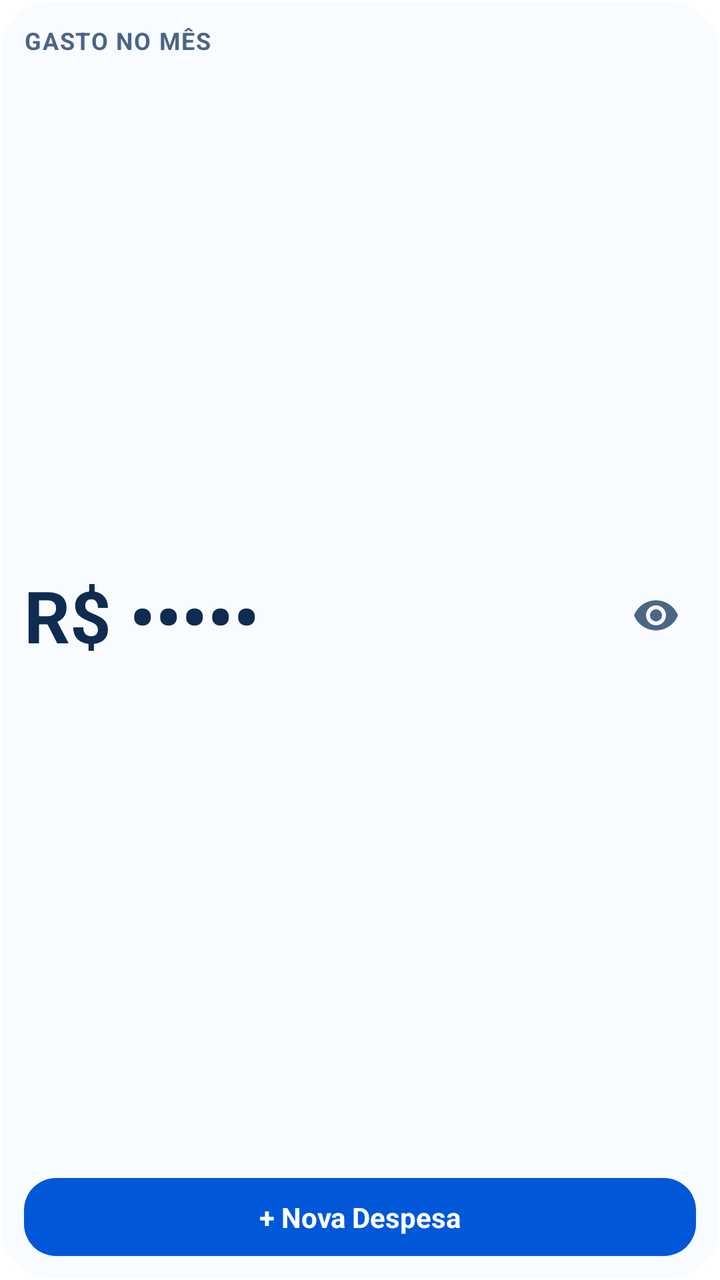
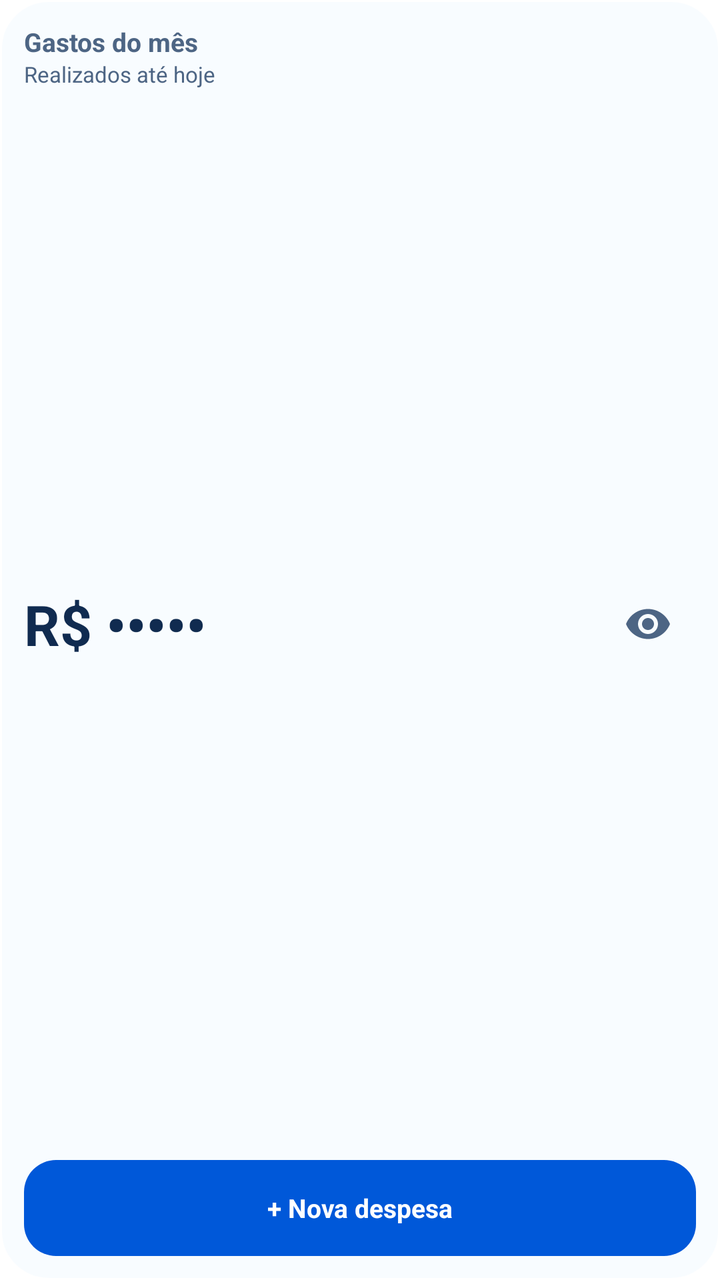

The first picture is an Android layout as it rendered before a commit; the second is the same layout after the commit. The layout source and the unified diff follow.
<!-- AndroidManifest.xml: fallback theme Theme.MaterialComponents.DayNight.NoActionBar -->
<!-- res/layout/widget_layout.xml -->
<?xml version="1.0" encoding="utf-8"?>
<LinearLayout xmlns:android="http://schemas.android.com/apk/res/android"
    android:layout_width="match_parent"
    android:layout_height="match_parent"
    android:background="@drawable/widget_background"
    android:orientation="vertical"
    android:padding="12dp">

    <LinearLayout
        android:layout_width="match_parent"
        android:layout_height="0dp"
        android:layout_weight="1"
        android:gravity="center_vertical"
        android:orientation="vertical">

        <TextView
            android:layout_width="match_parent"
            android:layout_height="wrap_content"
            android:autoSizeMaxTextSize="12sp"
            android:autoSizeMinTextSize="8sp"
            android:autoSizeTextType="uniform"
            android:letterSpacing="0.05"
            android:maxLines="1"
            android:text="Gasto no Mês"
            android:textAllCaps="true"
            android:textColor="@color/widget_text_secondary"
            android:textSize="12sp"
            android:textStyle="bold" />

        <LinearLayout
            android:layout_width="match_parent"
            android:layout_height="match_parent"
            android:layout_marginTop="2dp"
            android:layout_marginBottom="4dp"
            android:gravity="center_vertical"
            android:orientation="horizontal">

            <TextView
                android:id="@+id/tv_monthly_spent"
                android:layout_width="0dp"
                android:layout_height="match_parent"
                android:layout_weight="1"
                android:autoSizeMaxTextSize="36sp"
                android:autoSizeMinTextSize="12sp"
                android:autoSizeStepGranularity="1sp"
                android:autoSizeTextType="uniform"
                android:gravity="center_vertical|start"
                android:maxLines="1"
                android:text="R$ •••••"
                android:textColor="@color/widget_text_primary"
                android:textStyle="bold" />

            <ImageButton
                android:id="@+id/btn_toggle_visibility"
                android:layout_width="40dp"
                android:layout_height="40dp"
                android:background="?android:attr/selectableItemBackgroundBorderless"
                android:contentDescription="Mostrar ou ocultar gasto do mês"
                android:padding="8dp"
                android:src="@drawable/ic_visibility"
                android:tint="@color/widget_text_secondary" />
        </LinearLayout>
    </LinearLayout>

    <TextView
        android:id="@+id/btn_add_expense"
        android:layout_width="match_parent"
        android:layout_height="wrap_content"
        android:autoSizeMaxTextSize="14sp"
        android:autoSizeMinTextSize="8sp"
        android:autoSizeStepGranularity="1sp"
        android:autoSizeTextType="uniform"
        android:background="@drawable/widget_button_background"
        android:gravity="center"
        android:maxLines="1"
        android:paddingLeft="8dp"
        android:paddingTop="10dp"
        android:paddingRight="8dp"
        android:paddingBottom="10dp"
        android:text="+ Nova Despesa"
        android:textColor="@color/widget_btn_text"
        android:textSize="14sp"
        android:textStyle="bold" />

</LinearLayout>
<!-- resources referenced by this layout -->
<resources>
  <color name="widget_btn_text">#FFFFFF</color>
  <color name="widget_text_primary">#102B50</color>
  <color name="widget_text_secondary">#4D6584</color>
  <!-- drawable ic_visibility (drawable) -->
  <vector xmlns:android="http://schemas.android.com/apk/res/android"
      android:width="24dp"
      android:height="24dp"
      android:viewportWidth="24"
      android:viewportHeight="24">
      <path
          android:fillColor="#FF757575"
          android:pathData="M12,4.5C7,4.5 2.73,7.61 1,12c1.73,4.39 6,7.5 11,7.5s9.27,-3.11 11,-7.5c-1.73,-4.39 -6,-7.5 -11,-7.5zM12,17c-2.76,0 -5,-2.24 -5,-5s2.24,-5 5,-5 5,2.24 5,5 -2.24,5 -5,5zM12,9c-1.66,0 -3,1.34 -3,3s1.34,3 3,3 3,-1.34 3,-3 -1.34,-3 -3,-3z" />
  </vector>
  <!-- drawable widget_background (drawable) -->
  <?xml version="1.0" encoding="utf-8"?>
  <shape xmlns:android="http://schemas.android.com/apk/res/android">
      <solid android:color="@color/widget_bg" />
      <corners android:radius="24dp" />
      <stroke
          android:width="1dp"
          android:color="@color/widget_border" />
  </shape>
  <!-- drawable widget_button_background (drawable) -->
  <?xml version="1.0" encoding="utf-8"?>
  <shape xmlns:android="http://schemas.android.com/apk/res/android">
      <solid android:color="@color/widget_btn_bg" />
      <corners android:radius="16dp" />
  </shape>
  <color name="widget_bg">#F8FCFF</color>
  <color name="widget_border">#FFFFFF</color>
  <color name="widget_btn_bg">#0058D9</color>
</resources>

<!-- the commit's change to res/layout/widget_layout.xml (unified diff, before → after) -->
@@ -1,85 +1,70 @@
 <?xml version="1.0" encoding="utf-8"?>
 <LinearLayout xmlns:android="http://schemas.android.com/apk/res/android"
+    android:id="@+id/widget_root"
     android:layout_width="match_parent"
     android:layout_height="match_parent"
-    android:background="@drawable/widget_background"
     android:orientation="vertical"
-    android:padding="12dp">
-
+    android:padding="12dp"
+    android:background="@drawable/widget_background">
+    <TextView
+        android:id="@+id/tv_title"
+        android:layout_width="match_parent"
+        android:layout_height="wrap_content"
+        android:text="Gastos do mês"
+        android:textSize="13sp"
+        android:textColor="@color/widget_text_secondary"
+        android:maxLines="1"
+        android:ellipsize="end"
+        android:textStyle="bold" />
+    <TextView
+        android:id="@+id/tv_subtitle"
+        android:layout_width="match_parent"
+        android:layout_height="wrap_content"
+        android:text="Realizados até hoje"
+        android:textSize="11sp"
+        android:textColor="@color/widget_text_secondary"
+        android:maxLines="1"
+        android:ellipsize="end" />
     <LinearLayout
         android:layout_width="match_parent"
         android:layout_height="0dp"
         android:layout_weight="1"
-        android:gravity="center_vertical"
-        android:orientation="vertical">
-
+        android:orientation="horizontal"
+        android:gravity="center_vertical">
         <TextView
-            android:layout_width="match_parent"
-            android:layout_height="wrap_content"
-            android:autoSizeMaxTextSize="12sp"
-            android:autoSizeMinTextSize="8sp"
+            android:id="@+id/tv_monthly_spent"
+            android:layout_width="0dp"
+            android:layout_weight="1"
+            android:layout_height="match_parent"
+            android:gravity="center_vertical"
+            android:text="R$ •••••"
+            android:textStyle="bold"
+            android:textColor="@color/widget_text_primary"
+            android:textSize="24sp"
             android:autoSizeTextType="uniform"
-            android:letterSpacing="0.05"
-            android:maxLines="1"
-            android:text="Gasto no Mês"
-            android:textAllCaps="true"
-            android:textColor="@color/widget_text_secondary"
-            android:textSize="12sp"
-            android:textStyle="bold" />
-
-        <LinearLayout
-            android:layout_width="match_parent"
-            android:layout_height="match_parent"
-            android:layout_marginTop="2dp"
-            android:layout_marginBottom="4dp"
-            android:gravity="center_vertical"
-            android:orientation="horizontal">
-
-            <TextView
-                android:id="@+id/tv_monthly_spent"
-                android:layout_width="0dp"
-                android:layout_height="match_parent"
-                android:layout_weight="1"
-                android:autoSizeMaxTextSize="36sp"
-                android:autoSizeMinTextSize="12sp"
-                android:autoSizeStepGranularity="1sp"
-                android:autoSizeTextType="uniform"
-                android:gravity="center_vertical|start"
-                android:maxLines="1"
-                android:text="R$ •••••"
-                android:textColor="@color/widget_text_primary"
-                android:textStyle="bold" />
-
-            <ImageButton
-                android:id="@+id/btn_toggle_visibility"
-                android:layout_width="40dp"
-                android:layout_height="40dp"
-                android:background="?android:attr/selectableItemBackgroundBorderless"
-                android:contentDescription="Mostrar ou ocultar gasto do mês"
-                android:padding="8dp"
-                android:src="@drawable/ic_visibility"
-                android:tint="@color/widget_text_secondary" />
-        </LinearLayout>
+            android:autoSizeMinTextSize="12sp"
+            android:autoSizeMaxTextSize="28sp"
+            android:maxLines="1" />
+        <ImageButton
+            android:id="@+id/btn_toggle_visibility"
+            android:layout_width="48dp"
+            android:layout_height="48dp"
+            android:padding="12dp"
+            android:background="@android:color/transparent"
+            android:src="@drawable/ic_visibility"
+            android:tint="@color/widget_text_secondary"
+            android:contentDescription="Mostrar valores temporariamente" />
     </LinearLayout>
-
     <TextView
         android:id="@+id/btn_add_expense"
         android:layout_width="match_parent"
-        android:layout_height="wrap_content"
-        android:autoSizeMaxTextSize="14sp"
-        android:autoSizeMinTextSize="8sp"
-        android:autoSizeStepGranularity="1sp"
-        android:autoSizeTextType="uniform"
+        android:layout_height="48dp"
+        android:gravity="center"
         android:background="@drawable/widget_button_background"
-        android:gravity="center"
+        android:text="+ Nova despesa"
+        android:textSize="13sp"
+        android:textStyle="bold"
+        android:textColor="@color/widget_btn_text"
         android:maxLines="1"
-        android:paddingLeft="8dp"
-        android:paddingTop="10dp"
-        android:paddingRight="8dp"
-        android:paddingBottom="10dp"
-        android:text="+ Nova Despesa"
-        android:textColor="@color/widget_btn_text"
-        android:textSize="14sp"
-        android:textStyle="bold" />
-
+        android:ellipsize="end" />
 </LinearLayout>
